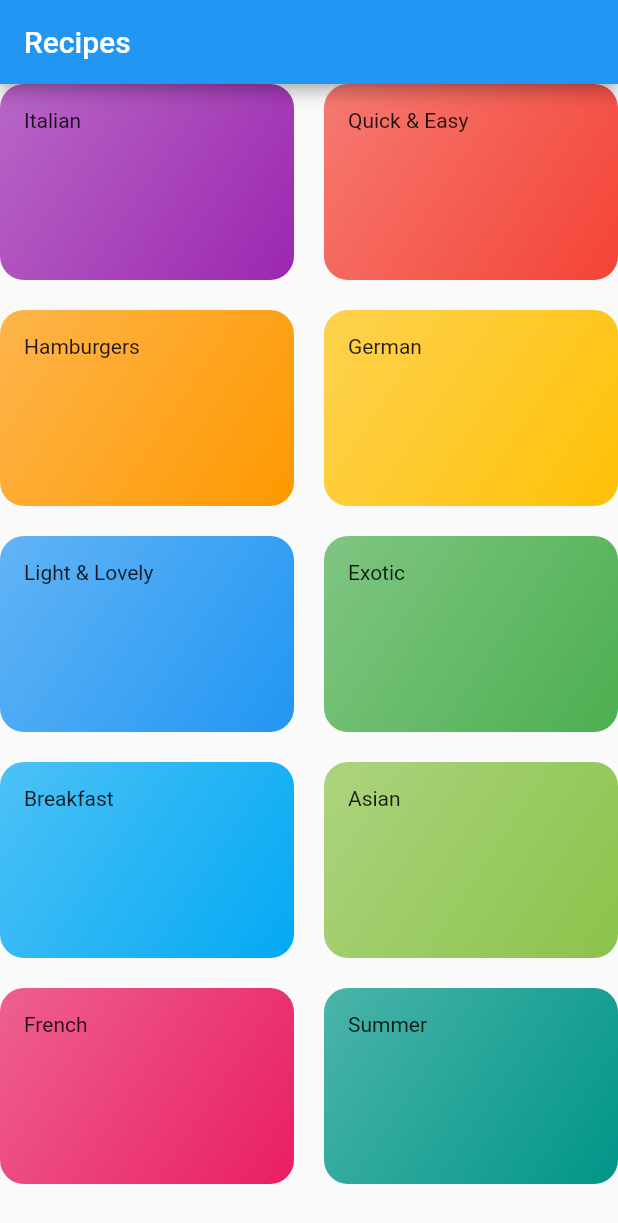
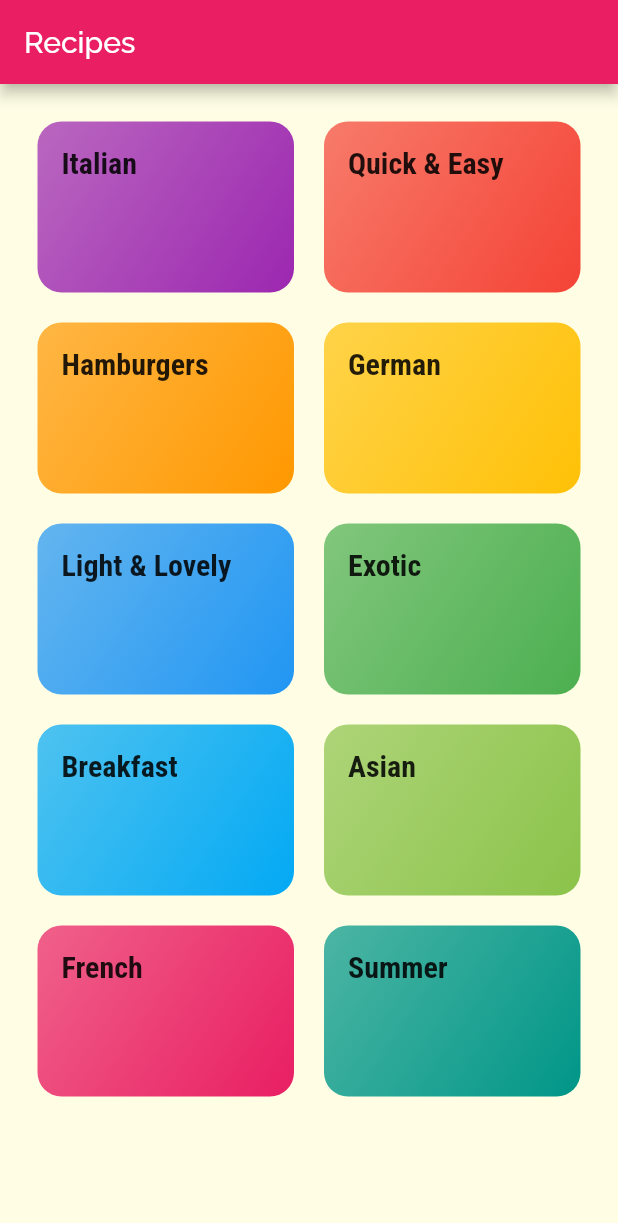
Before and after one commit to Tamir198/Recipes, a Flutter app: the screen it shows after launch, on a phone screen of 412 x 824 dp. Shown: the top 1223 px of the screen. Run offline on Flutter 3.47's test engine with Material 2 defaults, Android fonts, the phone set to English and light mode, and no system bars.

Commit message:
Adding UI to main screen
Added fonts, and textTheme

```diff
--- a/lib/category_screens.dart
+++ b/lib/category_screens.dart
@@ -6,6 +6,8 @@ class CategoriesScreen extends StatelessWidget {
   @override
   Widget build(BuildContext context) {
     return GridView(
+      //The const part makes sure that `EdgeInsets.all(25.0)` will only create 1 time
+      padding: const EdgeInsets.all(25.0),
       //Inserting items to the gridView
       children: DUMMY_CATEGORIES.map((categoryData) => CategoryItem(
           title: categoryData.title,
--- a/lib/categoty_item.dart
+++ b/lib/categoty_item.dart
@@ -1,4 +1,5 @@
 import 'package:flutter/cupertino.dart';
+import 'package:flutter/material.dart';
 
 class CategoryItem extends StatelessWidget {
   final String title;
@@ -9,7 +10,7 @@ class CategoryItem extends StatelessWidget {
   Widget build(BuildContext context) {
     return Container(
       padding: EdgeInsets.all(16),
-      child: Text(title),
+      child: Text(title,style: Theme.of(context).textTheme.headline6,),
       decoration: BoxDecoration(
         gradient: LinearGradient(
           colors: [color.withOpacity(0.7), color],
--- a/lib/main.dart
+++ b/lib/main.dart
@@ -9,8 +9,24 @@ class MyApp extends StatelessWidget {
     return MaterialApp(
       title: 'Recipes',
       theme: ThemeData(
-        primarySwatch: Colors.blue,
+        primarySwatch: Colors.pink,
+        accentColor: Colors.amber,
+        canvasColor: Color.fromRGBO(255, 254, 229, 1),
+        fontFamily: 'Raleway',
+        textTheme: ThemeData.light().textTheme.copyWith(
+            body1: TextStyle(
+              color: Color.fromRGBO(20, 51, 51, 1),
+            ),
+            body2: TextStyle(
+              color: Color.fromRGBO(20, 51, 51, 1),
+            ),
+            title: TextStyle(
+              fontSize: 20,
+              fontFamily: 'RobotoCondensed',
+              fontWeight: FontWeight.bold,
+            )),
       ),
+
       home: Scaffold(
           appBar: AppBar(title: Text('Recipes'),),
           body: CategoriesScreen()),
```
Also changed, not shown: pubspec.yaml (+19 -7 lines), lib/assets/fonts/Raleway-Black.ttf (added), lib/assets/fonts/Raleway-Bold.ttf (added), lib/assets/fonts/Raleway-Regular.ttf (added), lib/assets/fonts/RobotoCondensed-Bold.ttf (added), lib/assets/fonts/RobotoCondensed-Italic.ttf (added), lib/assets/fonts/RobotoCondensed-Light.ttf (added), lib/assets/fonts/RobotoCondensed-Regular.ttf (added).
